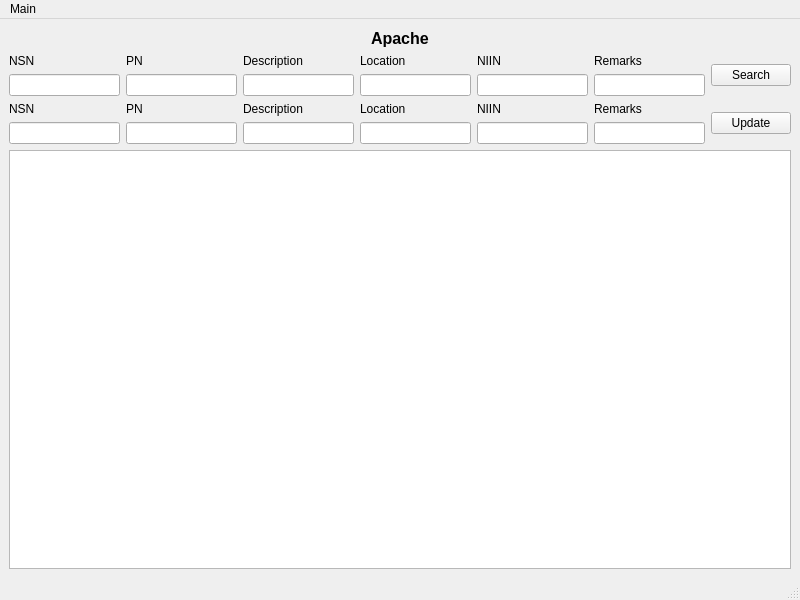
rhaejr/PythonProjects, file Inventory/gui.ui: the form before one commit.
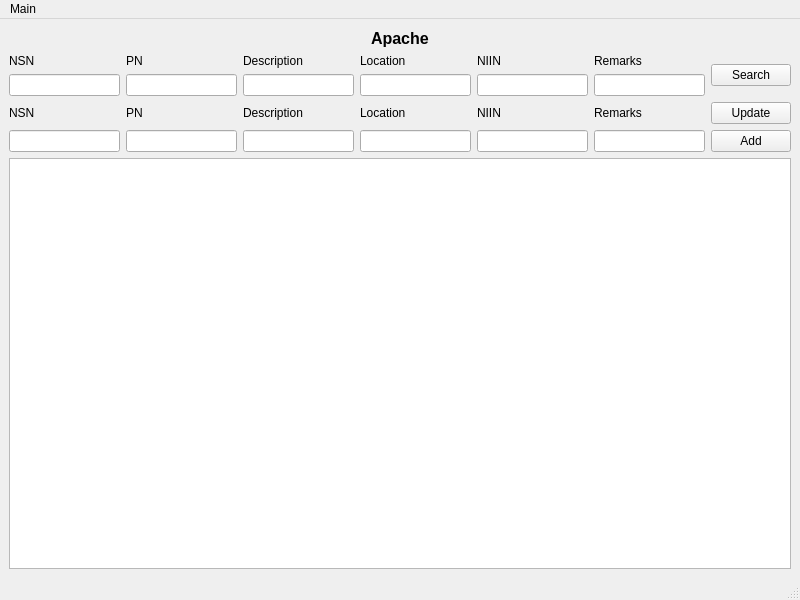
The form after the commit.

The edit to the form file:
```diff
--- a/Inventory/gui.ui
+++ b/Inventory/gui.ui
@@ -142,7 +142,7 @@
          </widget>
         </item>
         <item>
-         <widget class="QLineEdit" name="remarks_edit"/>
+         <widget class="QLineEdit" name="remarks_search_edit"/>
         </item>
        </layout>
       </item>
@@ -237,10 +237,12 @@
          </widget>
         </item>
         <item>
-         <widget class="QLineEdit" name="remarks_edit_2"/>
+         <widget class="QLineEdit" name="remarks_edit"/>
         </item>
        </layout>
       </item>
+      <item>
+       <layout class="QVBoxLayout" name="verticalLayout_14">
       <item>
        <widget class="QPushButton" name="update_button">
         <property name="text">
@@ -248,6 +250,15 @@
         </property>
        </widget>
       </item>
+        <item>
+         <widget class="QPushButton" name="add_button">
+          <property name="text">
+           <string>Add</string>
+          </property>
+         </widget>
+        </item>
+       </layout>
+      </item>
      </layout>
     </item>
     <item>
```
Left out of the diff: 2 changed lines with no effect on the pictures. Lines whose indentation alone changed are shown as unchanged.
